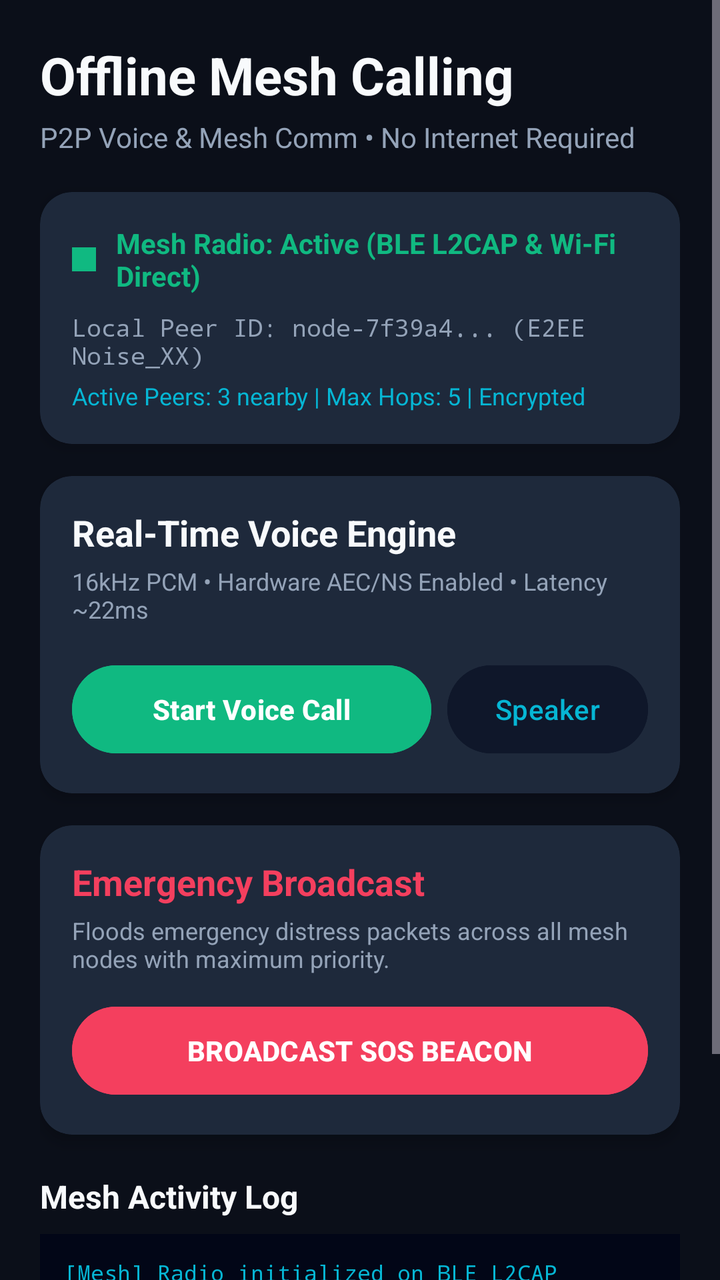
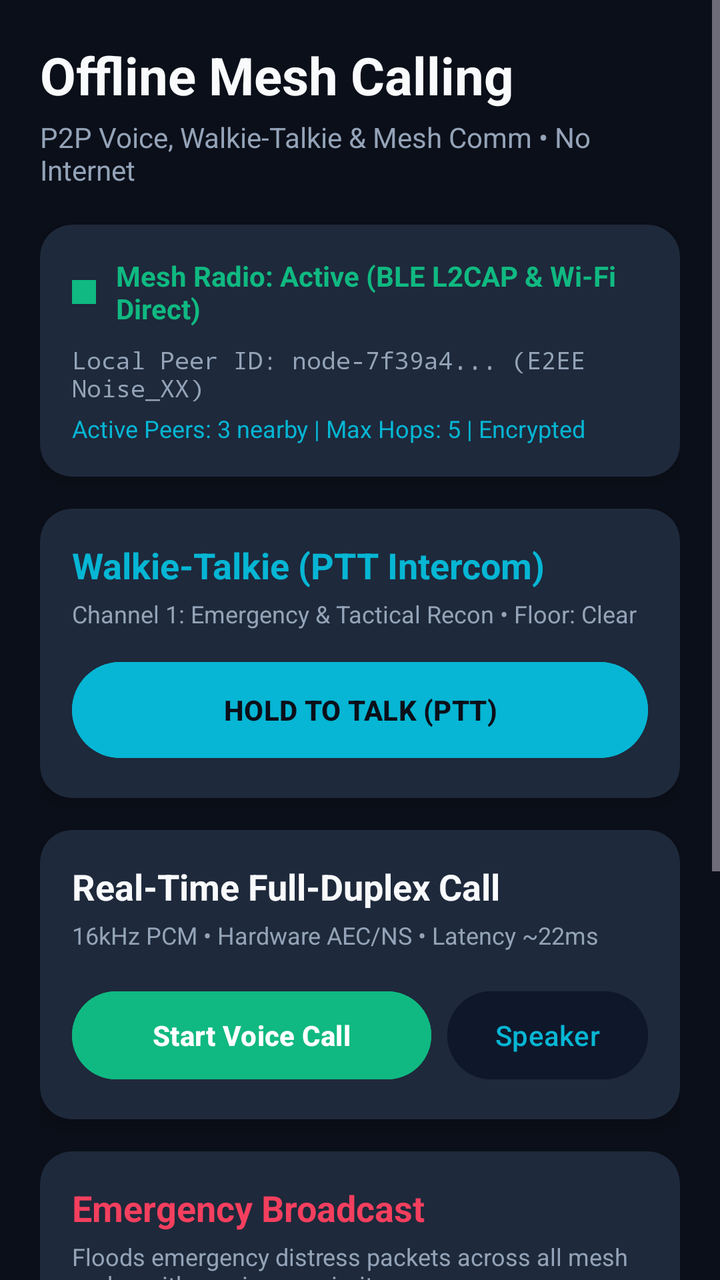

Before-and-after screenshots of an Android layout around one commit, followed by the original layout XML and the change that was made.
<!-- AndroidManifest.xml: application theme Theme.OfflineMeshCalling -->
<!-- res/layout/activity_main.xml -->
<?xml version="1.0" encoding="utf-8"?>
<ScrollView xmlns:android="http://schemas.android.com/apk/res/android"
    xmlns:app="http://schemas.android.com/apk/res-auto"
    android:layout_width="match_parent"
    android:layout_height="match_parent"
    android:background="@color/background_dark"
    android:fillViewport="true">

    <LinearLayout
        android:layout_width="match_parent"
        android:layout_height="wrap_content"
        android:orientation="vertical"
        android:padding="20dp">

        
        <TextView
            android:layout_width="wrap_content"
            android:layout_height="wrap_content"
            android:text="Offline Mesh Calling"
            android:textColor="@color/text_primary"
            android:textSize="26sp"
            android:textStyle="bold" />

        <TextView
            android:layout_width="wrap_content"
            android:layout_height="wrap_content"
            android:layout_marginTop="4dp"
            android:text="P2P Voice &amp; Mesh Comm • No Internet Required"
            android:textColor="@color/text_secondary"
            android:textSize="14sp" />

        
        <androidx.cardview.widget.CardView
            android:layout_width="match_parent"
            android:layout_height="wrap_content"
            android:layout_marginTop="18dp"
            app:cardBackgroundColor="@color/card_bg"
            app:cardCornerRadius="16dp"
            app:cardElevation="4dp">

            <LinearLayout
                android:layout_width="match_parent"
                android:layout_height="wrap_content"
                android:orientation="vertical"
                android:padding="16dp">

                <LinearLayout
                    android:layout_width="match_parent"
                    android:layout_height="wrap_content"
                    android:gravity="center_vertical"
                    android:orientation="horizontal">

                    <View
                        android:id="@+id/statusIndicator"
                        android:layout_width="12dp"
                        android:layout_height="12dp"
                        android:background="@drawable/ic_launcher_background"
                        android:backgroundTint="@color/accent_emerald" />

                    <TextView
                        android:id="@+id/tvStatus"
                        android:layout_width="wrap_content"
                        android:layout_height="wrap_content"
                        android:layout_marginStart="10dp"
                        android:text="Mesh Radio: Active (BLE L2CAP &amp; Wi-Fi Direct)"
                        android:textColor="@color/accent_emerald"
                        android:textSize="14sp"
                        android:textStyle="bold" />
                </LinearLayout>

                <TextView
                    android:id="@+id/tvPeerId"
                    android:layout_width="wrap_content"
                    android:layout_height="wrap_content"
                    android:layout_marginTop="8dp"
                    android:text="Local Peer ID: node-7f39a4... (E2EE Noise_XX)"
                    android:textColor="@color/text_secondary"
                    android:textSize="12sp"
                    android:fontFamily="monospace" />

                <TextView
                    android:id="@+id/tvMeshStats"
                    android:layout_width="wrap_content"
                    android:layout_height="wrap_content"
                    android:layout_marginTop="4dp"
                    android:text="Active Peers: 3 nearby | Max Hops: 5 | Encrypted"
                    android:textColor="@color/accent_cyan"
                    android:textSize="12sp" />
            </LinearLayout>
        </androidx.cardview.widget.CardView>

        
        <androidx.cardview.widget.CardView
            android:layout_width="match_parent"
            android:layout_height="wrap_content"
            android:layout_marginTop="16dp"
            app:cardBackgroundColor="@color/card_bg"
            app:cardCornerRadius="16dp"
            app:cardElevation="4dp">

            <LinearLayout
                android:layout_width="match_parent"
                android:layout_height="wrap_content"
                android:orientation="vertical"
                android:padding="16dp">

                <TextView
                    android:layout_width="wrap_content"
                    android:layout_height="wrap_content"
                    android:text="Real-Time Voice Engine"
                    android:textColor="@color/text_primary"
                    android:textSize="18sp"
                    android:textStyle="bold" />

                <TextView
                    android:id="@+id/tvAudioInfo"
                    android:layout_width="wrap_content"
                    android:layout_height="wrap_content"
                    android:layout_marginTop="4dp"
                    android:text="16kHz PCM • Hardware AEC/NS Enabled • Latency ~22ms"
                    android:textColor="@color/text_secondary"
                    android:textSize="12sp" />

                <LinearLayout
                    android:layout_width="match_parent"
                    android:layout_height="wrap_content"
                    android:layout_marginTop="16dp"
                    android:orientation="horizontal">

                    <Button
                        android:id="@+id/btnCall"
                        android:layout_width="0dp"
                        android:layout_height="52dp"
                        android:layout_weight="1"
                        android:backgroundTint="@color/accent_emerald"
                        android:text="Start Voice Call"
                        android:textColor="#FFFFFF"
                        android:textStyle="bold" />

                    <Button
                        android:id="@+id/btnSpeaker"
                        android:layout_width="wrap_content"
                        android:layout_height="52dp"
                        android:layout_marginStart="8dp"
                        android:backgroundTint="@color/primary"
                        android:text="Speaker"
                        android:textColor="@color/accent_cyan" />
                </LinearLayout>
            </LinearLayout>
        </androidx.cardview.widget.CardView>

        
        <androidx.cardview.widget.CardView
            android:layout_width="match_parent"
            android:layout_height="wrap_content"
            android:layout_marginTop="16dp"
            app:cardBackgroundColor="@color/card_bg"
            app:cardCornerRadius="16dp"
            app:cardElevation="4dp">

            <LinearLayout
                android:layout_width="match_parent"
                android:layout_height="wrap_content"
                android:orientation="vertical"
                android:padding="16dp">

                <TextView
                    android:layout_width="wrap_content"
                    android:layout_height="wrap_content"
                    android:text="Emergency Broadcast"
                    android:textColor="@color/accent_rose"
                    android:textSize="18sp"
                    android:textStyle="bold" />

                <TextView
                    android:layout_width="wrap_content"
                    android:layout_height="wrap_content"
                    android:layout_marginTop="4dp"
                    android:text="Floods emergency distress packets across all mesh nodes with maximum priority."
                    android:textColor="@color/text_secondary"
                    android:textSize="12sp" />

                <Button
                    android:id="@+id/btnSos"
                    android:layout_width="match_parent"
                    android:layout_height="52dp"
                    android:layout_marginTop="12dp"
                    android:backgroundTint="@color/accent_rose"
                    android:text="BROADCAST SOS BEACON"
                    android:textColor="#FFFFFF"
                    android:textStyle="bold" />
            </LinearLayout>
        </androidx.cardview.widget.CardView>

        
        <TextView
            android:layout_width="wrap_content"
            android:layout_height="wrap_content"
            android:layout_marginTop="20dp"
            android:text="Mesh Activity Log"
            android:textColor="@color/text_primary"
            android:textSize="16sp"
            android:textStyle="bold" />

        <TextView
            android:id="@+id/tvLogs"
            android:layout_width="match_parent"
            android:layout_height="140dp"
            android:layout_marginTop="8dp"
            android:background="@color/primary_dark"
            android:fontFamily="monospace"
            android:padding="12dp"
            android:text="[Mesh] Radio initialized on BLE L2CAP\n[Mesh] Channel PSM allocated: 128\n[Audio] AudioRecord &amp; AudioTrack ready\n[Crypto] Noise_XX ephemeral keys generated"
            android:textColor="@color/accent_cyan"
            android:textSize="11sp" />

    </LinearLayout>
</ScrollView>
<!-- resources referenced by this layout -->
<resources>
  <color name="accent_cyan">#06B6D4</color>
  <color name="accent_emerald">#10B981</color>
  <color name="accent_rose">#F43F5E</color>
  <color name="background_dark">#0B0F19</color>
  <color name="card_bg">#1E293B</color>
  <color name="primary">#0F172A</color>
  <color name="primary_dark">#020617</color>
  <color name="text_primary">#F8FAFC</color>
  <color name="text_secondary">#94A3B8</color>
  <!-- drawable ic_launcher_background (drawable) -->
  <vector xmlns:android="http://schemas.android.com/apk/res/android"
      android:width="108dp"
      android:height="108dp"
      android:viewportWidth="108"
      android:viewportHeight="108">
      <path
          android:fillColor="#0B0F19"
          android:pathData="M0,0h108v108h-108z" />
  </vector>
  <style name="Theme.OfflineMeshCalling" parent="Theme.Material3.Dark.NoActionBar">
          <item name="colorPrimary">@color/accent_cyan</item>
          <item name="colorSecondary">@color/accent_emerald</item>
          <item name="android:statusBarColor">@color/background_dark</item>
          <item name="android:windowBackground">@color/background_dark</item>
      </style>
</resources>

<!-- the commit's change to res/layout/activity_main.xml (unified diff, before → after) -->
@@ -25,7 +25,7 @@
             android:layout_width="wrap_content"
             android:layout_height="wrap_content"
             android:layout_marginTop="4dp"
-            android:text="P2P Voice &amp; Mesh Comm • No Internet Required"
+            android:text="P2P Voice, Walkie-Talkie &amp; Mesh Comm • No Internet"
             android:textColor="@color/text_secondary"
             android:textSize="14sp" />
 
@@ -107,7 +107,51 @@
                 <TextView
                     android:layout_width="wrap_content"
                     android:layout_height="wrap_content"
-                    android:text="Real-Time Voice Engine"
+                    android:text="Walkie-Talkie (PTT Intercom)"
+                    android:textColor="@color/accent_cyan"
+                    android:textSize="18sp"
+                    android:textStyle="bold" />
+
+                <TextView
+                    android:id="@+id/tvPttChannel"
+                    android:layout_width="wrap_content"
+                    android:layout_height="wrap_content"
+                    android:layout_marginTop="4dp"
+                    android:text="Channel 1: Emergency &amp; Tactical Recon • Floor: Clear"
+                    android:textColor="@color/text_secondary"
+                    android:textSize="12sp" />
+
+                <Button
+                    android:id="@+id/btnPtt"
+                    android:layout_width="match_parent"
+                    android:layout_height="56dp"
+                    android:layout_marginTop="12dp"
+                    android:backgroundTint="@color/accent_cyan"
+                    android:text="HOLD TO TALK (PTT)"
+                    android:textColor="#0B0F19"
+                    android:textStyle="bold" />
+            </LinearLayout>
+        </androidx.cardview.widget.CardView>
+
+        
+        <androidx.cardview.widget.CardView
+            android:layout_width="match_parent"
+            android:layout_height="wrap_content"
+            android:layout_marginTop="16dp"
+            app:cardBackgroundColor="@color/card_bg"
+            app:cardCornerRadius="16dp"
+            app:cardElevation="4dp">
+
+            <LinearLayout
+                android:layout_width="match_parent"
+                android:layout_height="wrap_content"
+                android:orientation="vertical"
+                android:padding="16dp">
+
+                <TextView
+                    android:layout_width="wrap_content"
+                    android:layout_height="wrap_content"
+                    android:text="Real-Time Full-Duplex Call"
                     android:textColor="@color/text_primary"
                     android:textSize="18sp"
                     android:textStyle="bold" />
@@ -117,7 +161,7 @@
                     android:layout_width="wrap_content"
                     android:layout_height="wrap_content"
                     android:layout_marginTop="4dp"
-                    android:text="16kHz PCM • Hardware AEC/NS Enabled • Latency ~22ms"
+                    android:text="16kHz PCM • Hardware AEC/NS • Latency ~22ms"
                     android:textColor="@color/text_secondary"
                     android:textSize="12sp" />
 
@@ -210,7 +254,7 @@
             android:background="@color/primary_dark"
             android:fontFamily="monospace"
             android:padding="12dp"
-            android:text="[Mesh] Radio initialized on BLE L2CAP\n[Mesh] Channel PSM allocated: 128\n[Audio] AudioRecord &amp; AudioTrack ready\n[Crypto] Noise_XX ephemeral keys generated"
+            android:text="[Mesh] Radio initialized on BLE L2CAP\n[Mesh] Channel PSM allocated: 128\n[Audio] AudioRecord &amp; AudioTrack ready\n[PTT] Multicast Channel 1 joined\n[Crypto] Noise_XX ephemeral keys generated"
             android:textColor="@color/accent_cyan"
             android:textSize="11sp" />
 
